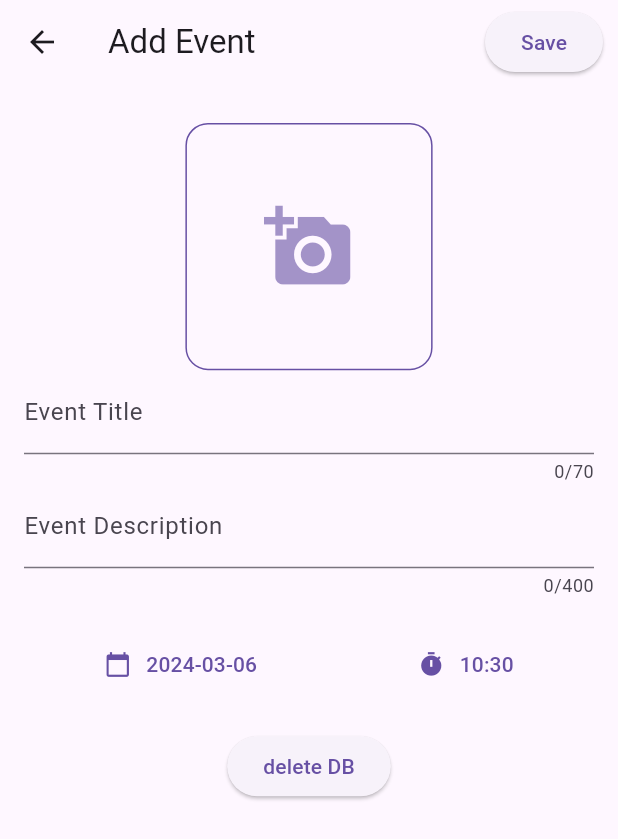
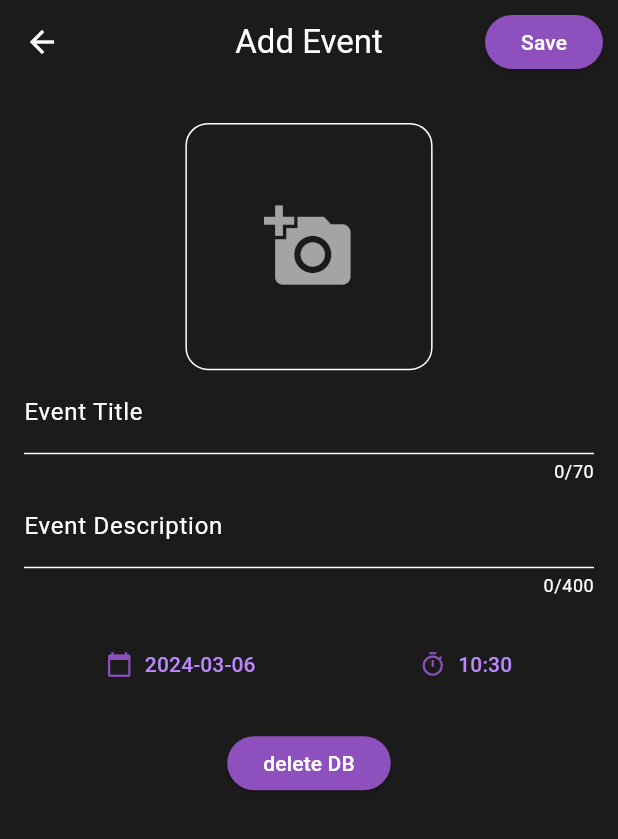
Before and after one commit to Zhenya-Mykhalskyi/calendar-bloc, a Flutter app: the AddEventScreen screen opened directly, on a phone screen of 412 x 824 dp. Shown: the top 839 px of the screen. Run offline on Flutter 3.47's test engine with Material 3 defaults, Android fonts, the phone set to English and light mode, and no system bars; our stand-ins replace equatable, flutter_bloc, image_picker, sqflite, table_calendar; accounts and stored records are empty.

Commit message:
style: app theme, colors

```diff
--- a/lib/features/add_event/view/add_event_screen.dart
+++ b/lib/features/add_event/view/add_event_screen.dart
@@ -83,6 +83,7 @@ class _AddEventScreenState extends State<AddEventScreen> {
   Widget build(BuildContext context) {
     return Scaffold(
       appBar: AppBar(
+        centerTitle: true,
         title: Text(widget.event == null ? 'Add Event' : 'Update Event'),
         actions: [
           Padding(
@@ -120,12 +121,12 @@ class _AddEventScreenState extends State<AddEventScreen> {
                 child: Row(
                   mainAxisAlignment: MainAxisAlignment.spaceAround,
                   children: [
-                    DatePicker(
+                    DateTimePicker(
                       isTimePicker: false,
                       onDatePicked: _handleDateTimePicked,
                       currentDateTime: _selectedDate,
                     ),
-                    DatePicker(
+                    DateTimePicker(
                       isTimePicker: true,
                       onDatePicked: _handleDateTimePicked,
                       currentDateTime: _selectedDate,
--- a/lib/features/add_event/widgets/date_time_picker.dart
+++ b/lib/features/add_event/widgets/date_time_picker.dart
@@ -1,13 +1,14 @@
 import 'package:flutter/material.dart';
 
 import 'package:keym_calendar/helpers/date_formater.dart';
+import 'package:keym_calendar/theme/app_colors.dart';
 
-class DatePicker extends StatefulWidget {
+class DateTimePicker extends StatefulWidget {
   final void Function(DateTime? dateTime) onDatePicked;
   final bool isTimePicker;
   final DateTime? currentDateTime;
 
-  const DatePicker({
+  const DateTimePicker({
     Key? key,
     required this.onDatePicked,
     required this.currentDateTime,
@@ -15,10 +16,10 @@ class DatePicker extends StatefulWidget {
   }) : super(key: key);
 
   @override
-  State<DatePicker> createState() => _DatePickerState();
+  State<DateTimePicker> createState() => _DatePickerState();
 }
 
-class _DatePickerState extends State<DatePicker> {
+class _DatePickerState extends State<DateTimePicker> {
   DateTime _selectedDate = DateTime.now();
 
   Future<void> _selectDate(BuildContext context) async {
@@ -75,8 +76,11 @@ class _DatePickerState extends State<DatePicker> {
           widget.isTimePicker ? _selectTime(context) : _selectDate(context),
       child: Row(
         children: [
-          Icon(widget.isTimePicker ? Icons.timer : Icons.calendar_today),
-          const SizedBox(width: 10),
+          Icon(
+            widget.isTimePicker ? Icons.timer_outlined : Icons.calendar_today,
+            color: AppColors.primaryColor,
+          ),
+          const SizedBox(width: 8),
           Text(
             widget.isTimePicker
                 ? DateTimeHelper.formatDateTimeOnlyTime(
--- a/lib/features/add_event/widgets/image_picker.dart
+++ b/lib/features/add_event/widgets/image_picker.dart
@@ -1,4 +1,5 @@
 import 'dart:io';
+import 'package:keym_calendar/theme/app_colors.dart';
 import 'package:path_provider/path_provider.dart' as path_provider;
 import 'package:path/path.dart' as path;
 import 'package:flutter/material.dart';
@@ -43,7 +44,7 @@ class _PickImageState extends State<PickImage> {
       decoration: BoxDecoration(
         borderRadius: BorderRadius.circular(15),
         border: Border.all(
-          color: Theme.of(context).primaryColor,
+          color: AppColors.whiteColor,
         ),
       ),
       child: _pickedImage == null
@@ -56,7 +57,7 @@ class _PickImageState extends State<PickImage> {
                       padding: const EdgeInsets.all(25.0),
                       child: Icon(
                         Icons.add_a_photo,
-                        color: Theme.of(context).primaryColor.withOpacity(0.6),
+                        color: AppColors.whiteColor.withOpacity(0.6),
                         size: 60,
                       ),
                     ),
--- a/lib/features/calendar/widgets/add_event_button.dart
+++ b/lib/features/calendar/widgets/add_event_button.dart
@@ -9,10 +9,7 @@ class AddEventButton extends StatelessWidget {
   @override
   Widget build(BuildContext context) {
     return IconButton(
-      icon: const Icon(
-        Icons.add,
-        color: Colors.black,
-      ),
+      icon: const Icon(Icons.add),
       onPressed: () {
         Navigator.of(context).push(MaterialPageRoute(
           builder: (context) => const AddEventScreen(),
--- a/lib/features/day_events/view/day_events_list_screen.dart
+++ b/lib/features/day_events/view/day_events_list_screen.dart
@@ -27,6 +27,7 @@ class _EventListScreenState extends State<DayEventsListScreen> {
   Widget build(BuildContext context) {
     return Scaffold(
       appBar: AppBar(
+        centerTitle: true,
         title: const Text('Events list'),
       ),
       body: BlocBuilder<DayEventsBloc, DayEventsState>(
--- a/lib/main.dart
+++ b/lib/main.dart
@@ -5,6 +5,7 @@ import 'package:keym_calendar/features/calendar/bloc/calendar_bloc.dart';
 import 'package:keym_calendar/features/calendar/view/calendar_screen.dart';
 import 'package:keym_calendar/features/day_events/bloc/day_events_bloc.dart';
 import 'package:keym_calendar/repositories/calendar/calendar_repository.dart';
+import 'package:keym_calendar/theme/app_colors.dart';
 
 void main() async {
   WidgetsFlutterBinding.ensureInitialized();
@@ -28,10 +29,7 @@ class MyApp extends StatelessWidget {
       child: MaterialApp(
         debugShowCheckedModeBanner: false,
         title: 'Calendar',
-        theme: ThemeData(
-          primarySwatch: Colors.purple,
-          visualDensity: VisualDensity.adaptivePlatformDensity,
-        ),
+        theme: MyThemes.darkTheme,
         home: const CalendarScreen(),
       ),
     );
--- /dev/null
+++ b/lib/theme/app_colors.dart
@@ -0,0 +1,31 @@
+import 'package:flutter/material.dart';
+
+class AppColors {
+  static const Color primaryColor = Color.fromARGB(255, 141, 80, 188);
+  static const Color backgraundColor = Color(0xFF1B1B1B);
+  static const Color whiteColor = Colors.white;
+  static const Color blackColor = Colors.black;
+  static const Color errorColor = Colors.red;
+  static const Color cardColor = Color.fromARGB(119, 45, 45, 45);
+}
+
+class MyThemes {
+  static final darkTheme = ThemeData(
+    primaryColor: Colors.white,
+    colorScheme: const ColorScheme.dark(),
+    canvasColor: AppColors.backgraundColor,
+    scaffoldBackgroundColor: AppColors.backgraundColor,
+    appBarTheme: const AppBarTheme(
+      color: AppColors.backgraundColor,
+    ),
+    elevatedButtonTheme: ElevatedButtonThemeData(
+      style: ButtonStyle(
+        visualDensity: VisualDensity.comfortable,
+        backgroundColor:
+            MaterialStateProperty.all<Color>(AppColors.primaryColor),
+        foregroundColor: MaterialStateProperty.all<Color>(Colors.white),
+      ),
+    ),
+    cardColor: const Color.fromARGB(255, 46, 46, 46),
+  );
+}
```
Also changed, not shown: lib/features/calendar/view/calendar_screen.dart (+12 -7 lines), lib/features/day_events/view/event_detail_screen.dart (+10 -5 lines), lib/features/day_events/widgets/event_card.dart (+12 -7 lines).
